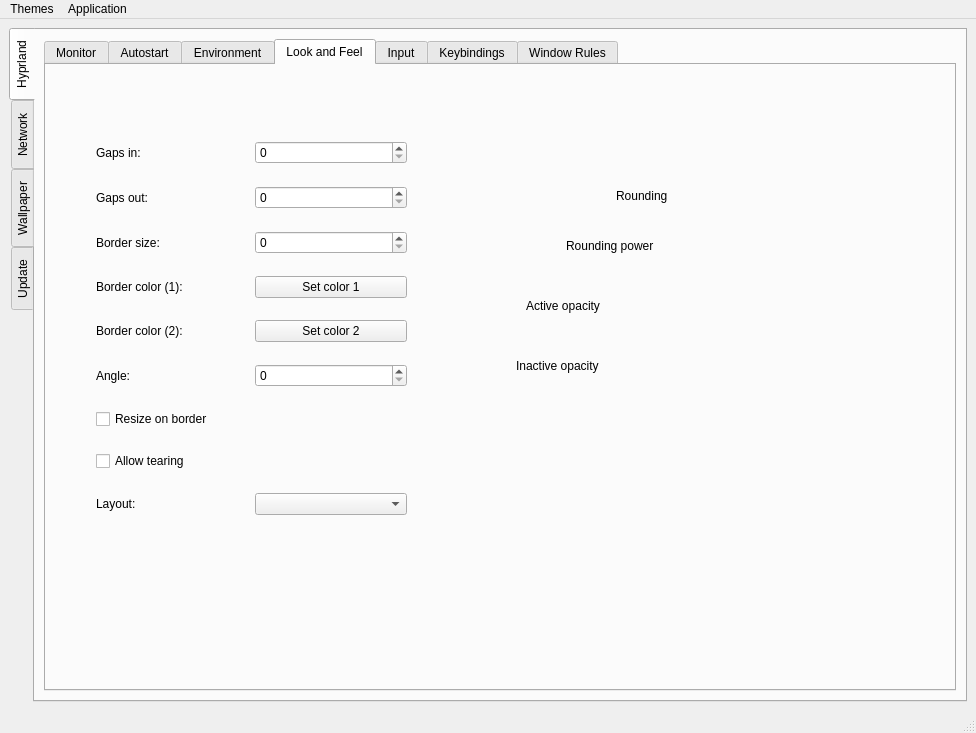
The window that hyprset/ui/generated/widget.ui (EST2374/hypr-set) describes before a commit, drawn with Qt 5.
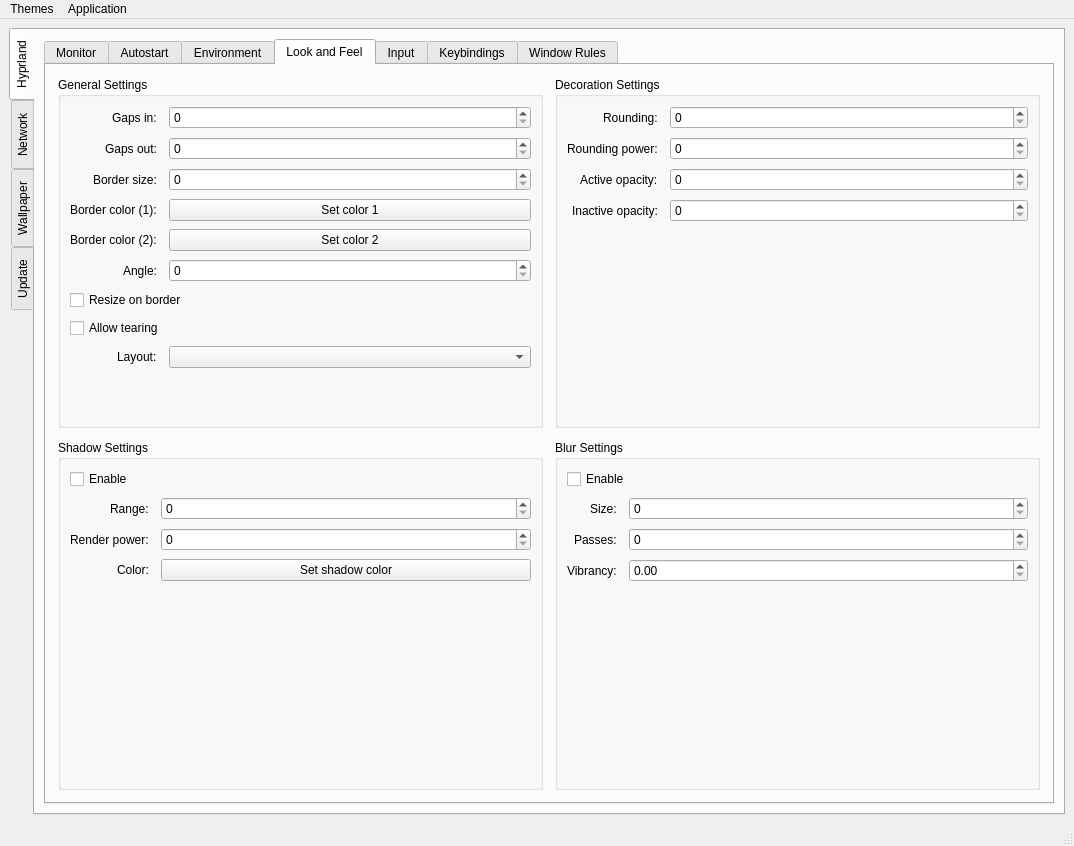
The same window after the commit.

Commit message: looks better design

```diff
--- a/hyprset/ui/generated/widget.ui
+++ b/hyprset/ui/generated/widget.ui
@@ -6,8 +6,8 @@
    <rect>
     <x>0</x>
     <y>0</y>
-    <width>976</width>
-    <height>733</height>
+    <width>1074</width>
+    <height>846</height>
    </rect>
   </property>
   <property name="windowTitle">
@@ -197,194 +197,317 @@
            <attribute name="title">
             <string>Look and Feel</string>
            </attribute>
-           <widget class="QWidget" name="layoutWidget">
-            <property name="geometry">
-             <rect>
-              <x>50</x>
-              <y>60</y>
-              <width>311</width>
-              <height>411</height>
-             </rect>
+           <layout class="QVBoxLayout" name="look_outer_layout">
+            <property name="margin">
+             <number>12</number>
             </property>
-            <layout class="QVBoxLayout" name="general_look_layout">
+            <property name="spacing">
+             <number>12</number>
+            </property>
              <item>
-              <layout class="QHBoxLayout" name="gaps_in_layout">
-               <item>
+             <layout class="QGridLayout" name="look_grid_layout">
+              <property name="horizontalSpacing">
+               <number>12</number>
+              </property>
+              <property name="verticalSpacing">
+               <number>12</number>
+              </property>
+              <!-- General Settings (row 0, col 0) -->
+              <item row="0" column="0">
+               <widget class="QGroupBox" name="general_group">
+                <property name="title">
+                 <string>General Settings</string>
+                </property>
+                <layout class="QFormLayout" name="general_form_layout">
+                 <property name="labelAlignment">
+                  <set>Qt::AlignmentFlag::AlignRight|Qt::AlignmentFlag::AlignVCenter</set>
+                 </property>
+                 <property name="horizontalSpacing">
+                  <number>12</number>
+                 </property>
+                 <property name="verticalSpacing">
+                  <number>8</number>
+                 </property>
+                 <item row="0" column="0">
                 <widget class="QLabel" name="gaps_in_label">
                  <property name="text">
-                  <string>Gaps in: </string>
+                    <string>Gaps in:</string>
                  </property>
                 </widget>
                </item>
-               <item>
+                 <item row="0" column="1">
                 <widget class="QSpinBox" name="gabs_in_spinBox"/>
                </item>
-              </layout>
-             </item>
-             <item>
-              <layout class="QHBoxLayout" name="gaps_out_layout">
-               <item>
+                 <item row="1" column="0">
                 <widget class="QLabel" name="gaps_out_layout_2">
                  <property name="text">
-                  <string>Gaps out: </string>
+                    <string>Gaps out:</string>
                  </property>
                 </widget>
                </item>
-               <item>
+                 <item row="1" column="1">
                 <widget class="QSpinBox" name="gaps_out_spinBox"/>
                </item>
-              </layout>
-             </item>
-             <item>
-              <layout class="QHBoxLayout" name="border_size_layout">
-               <item>
+                 <item row="2" column="0">
                 <widget class="QLabel" name="border_size_label">
                  <property name="text">
-                  <string>Border size: </string>
+                    <string>Border size:</string>
                  </property>
                 </widget>
                </item>
-               <item>
+                 <item row="2" column="1">
                 <widget class="QSpinBox" name="border_size_spinBox"/>
                </item>
-              </layout>
-             </item>
-             <item>
-              <layout class="QHBoxLayout" name="border_col_1_layout">
-               <item>
+                 <item row="3" column="0">
                 <widget class="QLabel" name="border_col_1_label">
                  <property name="text">
-                  <string>Border color (1): </string>
+                    <string>Border color (1):</string>
                  </property>
                 </widget>
                </item>
-               <item>
+                 <item row="3" column="1">
                 <widget class="QPushButton" name="set_color_1_button">
                  <property name="text">
                   <string>Set color 1</string>
                  </property>
                 </widget>
                </item>
-              </layout>
-             </item>
-             <item>
-              <layout class="QHBoxLayout" name="border_col_2_layout">
-               <item>
+                 <item row="4" column="0">
                 <widget class="QLabel" name="border_col_2_label">
                  <property name="text">
-                  <string>Border color (2): </string>
+                    <string>Border color (2):</string>
                  </property>
                 </widget>
                </item>
-               <item>
+                 <item row="4" column="1">
                 <widget class="QPushButton" name="set_color_2_button">
                  <property name="text">
                   <string>Set color 2</string>
                  </property>
                 </widget>
                </item>
-              </layout>
-             </item>
-             <item>
-              <layout class="QHBoxLayout" name="angle_border_layout">
-               <item>
+                 <item row="5" column="0">
                 <widget class="QLabel" name="angle_label">
                  <property name="text">
-                  <string>Angle: </string>
+                    <string>Angle:</string>
                  </property>
                 </widget>
                </item>
-               <item>
+                 <item row="5" column="1">
                 <widget class="QSpinBox" name="angle_spinBox">
                  <property name="maximum">
                   <number>360</number>
                  </property>
                 </widget>
                </item>
-              </layout>
-             </item>
-             <item>
+                 <item row="6" column="0" colspan="2">
               <widget class="QCheckBox" name="resize_checkbox">
                <property name="text">
                 <string>Resize on border</string>
                </property>
               </widget>
              </item>
-             <item>
+                 <item row="7" column="0" colspan="2">
               <widget class="QCheckBox" name="allow_tearing_checkBox">
                <property name="text">
                 <string>Allow tearing</string>
                </property>
               </widget>
              </item>
-             <item>
-              <layout class="QHBoxLayout" name="layout_hyprland_layout">
-               <item>
+                 <item row="8" column="0">
                 <widget class="QLabel" name="layout_hyprland_label">
                  <property name="text">
                   <string>Layout:</string>
                  </property>
                 </widget>
                </item>
-               <item>
+                 <item row="8" column="1">
                 <widget class="QComboBox" name="layout_comboBox"/>
                </item>
               </layout>
-             </item>
-            </layout>
-           </widget>
-           <widget class="QLabel" name="label">
-            <property name="geometry">
-             <rect>
-              <x>480</x>
-              <y>220</y>
-              <width>91</width>
-              <height>41</height>
-             </rect>
-            </property>
+               </widget>
+              </item>
+              <!-- Decoration Settings (row 0, col 1) -->
+              <item row="0" column="1">
+               <widget class="QGroupBox" name="decoration_group">
+                <property name="title">
+                 <string>Decoration Settings</string>
+                </property>
+                <layout class="QFormLayout" name="decoration_form_layout">
+                 <property name="labelAlignment">
+                  <set>Qt::AlignmentFlag::AlignRight|Qt::AlignmentFlag::AlignVCenter</set>
+                 </property>
+                 <property name="horizontalSpacing">
+                  <number>12</number>
+                 </property>
+                 <property name="verticalSpacing">
+                  <number>8</number>
+                 </property>
+                 <item row="0" column="0">
+                  <widget class="QLabel" name="rounding_label">
+                   <property name="text">
+                    <string>Rounding:</string>
+                   </property>
+                  </widget>
+                 </item>
+                 <item row="0" column="1">
+                  <widget class="QSpinBox" name="rounding_spin_box"/>
+                 </item>
+                 <item row="1" column="0">
+                  <widget class="QLabel" name="rounding_power_label">
+                   <property name="text">
+                    <string>Rounding power:</string>
+                   </property>
+                  </widget>
+                 </item>
+                 <item row="1" column="1">
+                  <widget class="QSpinBox" name="rounding_power_spin_box"/>
+                 </item>
+                 <item row="2" column="0">
+                  <widget class="QLabel" name="active_op_label">
+                   <property name="text">
+                    <string>Active opacity:</string>
+                   </property>
+                  </widget>
+                 </item>
+                 <item row="2" column="1">
+                  <widget class="QSpinBox" name="act_op_spin_box"/>
+                 </item>
+                 <item row="3" column="0">
+                  <widget class="QLabel" name="inact_op_label">
+                   <property name="text">
+                    <string>Inactive opacity:</string>
+                   </property>
+                  </widget>
+                 </item>
+                 <item row="3" column="1">
+                  <widget class="QSpinBox" name="inact_op_spin_box"/>
+                 </item>
+                </layout>
+               </widget>
+              </item>
+              <!-- Shadow Settings (row 1, col 0) -->
+              <item row="1" column="0">
+               <widget class="QGroupBox" name="shadow_group">
+                <property name="title">
+                 <string>Shadow Settings</string>
+                </property>
+                <layout class="QFormLayout" name="shadow_form_layout">
+                 <property name="labelAlignment">
+                  <set>Qt::AlignmentFlag::AlignRight|Qt::AlignmentFlag::AlignVCenter</set>
+                 </property>
+                 <property name="horizontalSpacing">
+                  <number>12</number>
+                 </property>
+                 <property name="verticalSpacing">
+                  <number>8</number>
+                 </property>
+                 <item row="0" column="0" colspan="2">
+                  <widget class="QCheckBox" name="shadow_enable_checkbox">
+                   <property name="layoutDirection">
+                    <enum>Qt::LayoutDirection::LeftToRight</enum>
+                   </property>
             <property name="text">
-             <string>Active opacity</string>
-            </property>
-           </widget>
-           <widget class="QLabel" name="label_2">
-            <property name="geometry">
-             <rect>
-              <x>520</x>
-              <y>150</y>
-              <width>151</width>
-              <height>61</height>
-             </rect>
-            </property>
+                    <string>Enable</string>
+                   </property>
+                  </widget>
+                 </item>
+                 <item row="1" column="0">
+                  <widget class="QLabel" name="shadow_range_label">
+                   <property name="text">
+                    <string>Range:</string>
+                   </property>
+                  </widget>
+                 </item>
+                 <item row="1" column="1">
+                  <widget class="QSpinBox" name="shadow_range_spinbox"/>
+                 </item>
+                 <item row="2" column="0">
+                  <widget class="QLabel" name="shadow_render_power_label">
             <property name="text">
-             <string>Rounding power</string>
-            </property>
-           </widget>
-           <widget class="QLabel" name="label_3">
-            <property name="geometry">
-             <rect>
-              <x>570</x>
-              <y>110</y>
-              <width>101</width>
-              <height>41</height>
-             </rect>
-            </property>
+                    <string>Render power:</string>
+                   </property>
+                  </widget>
+                 </item>
+                 <item row="2" column="1">
+                  <widget class="QSpinBox" name="shadow_range_power_spinbox"/>
+                 </item>
+                 <item row="3" column="0">
+                  <widget class="QLabel" name="shadow_label_2">
+                   <property name="text">
+                    <string>Color:</string>
+                   </property>
+                  </widget>
+                 </item>
+                 <item row="3" column="1">
+                  <widget class="QPushButton" name="shadow_color_button">
             <property name="text">
-             <string>Rounding</string>
-            </property>
-           </widget>
-           <widget class="QLabel" name="label_4">
-            <property name="geometry">
-             <rect>
-              <x>470</x>
-              <y>280</y>
-              <width>91</width>
-              <height>41</height>
-             </rect>
-            </property>
+                    <string>Set shadow color</string>
+                   </property>
+                  </widget>
+                 </item>
+                </layout>
+               </widget>
+              </item>
+              <!-- Blur Settings (row 1, col 1) -->
+              <item row="1" column="1">
+               <widget class="QGroupBox" name="blur_group">
+                <property name="title">
+                 <string>Blur Settings</string>
+                </property>
+                <layout class="QFormLayout" name="blur_form_layout">
+                 <property name="labelAlignment">
+                  <set>Qt::AlignmentFlag::AlignRight|Qt::AlignmentFlag::AlignVCenter</set>
+                 </property>
+                 <property name="horizontalSpacing">
+                  <number>12</number>
+                 </property>
+                 <property name="verticalSpacing">
+                  <number>8</number>
+                 </property>
+                 <item row="0" column="0" colspan="2">
+                  <widget class="QCheckBox" name="blur_enable_checkBox">
             <property name="text">
-             <string>Inactive opacity</string>
-            </property>
-           </widget>
+                    <string>Enable</string>
+                   </property>
+                  </widget>
+                 </item>
+                 <item row="1" column="0">
+                  <widget class="QLabel" name="blur_size_label">
+                   <property name="text">
+                    <string>Size:</string>
+                   </property>
+                  </widget>
+                 </item>
+                 <item row="1" column="1">
+                  <widget class="QSpinBox" name="blur_size_spinBox"/>
+                 </item>
+                 <item row="2" column="0">
+                  <widget class="QLabel" name="blur_passes_label">
+                   <property name="text">
+                    <string>Passes:</string>
+                   </property>
+                  </widget>
+                 </item>
+                 <item row="2" column="1">
+                  <widget class="QSpinBox" name="blur_passes_spinBox"/>
+                 </item>
+                 <item row="3" column="0">
+                  <widget class="QLabel" name="blur_vibrancy_label">
+                   <property name="text">
+                    <string>Vibrancy:</string>
+                   </property>
+                  </widget>
+                 </item>
+                 <item row="3" column="1">
+                  <widget class="QDoubleSpinBox" name="blur_vib_doubleSpinBox"/>
+                 </item>
+                </layout>
+               </widget>
+              </item>
+             </layout>
+            </item>
+           </layout>
           </widget>
           <widget class="QWidget" name="input_tab">
            <attribute name="title">
@@ -430,7 +553,7 @@
     <rect>
      <x>0</x>
      <y>0</y>
-     <width>976</width>
+     <width>1074</width>
      <height>19</height>
     </rect>
    </property>
```
Lines whose indentation alone changed are shown as unchanged. The commit also changes 5 other files.
